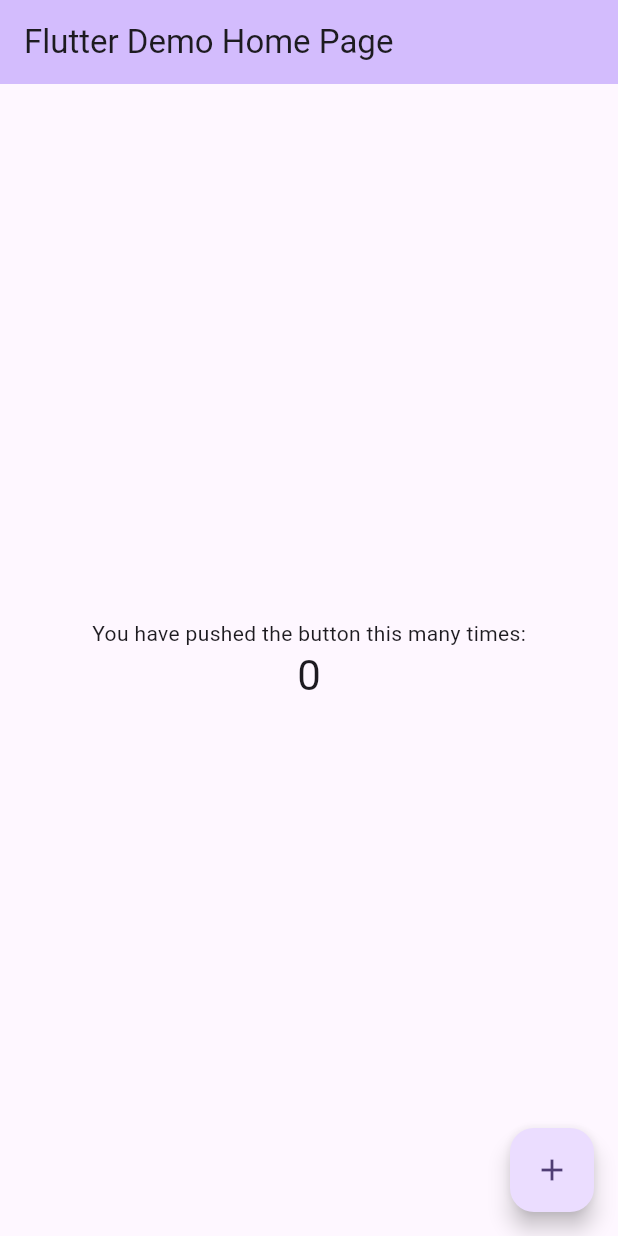
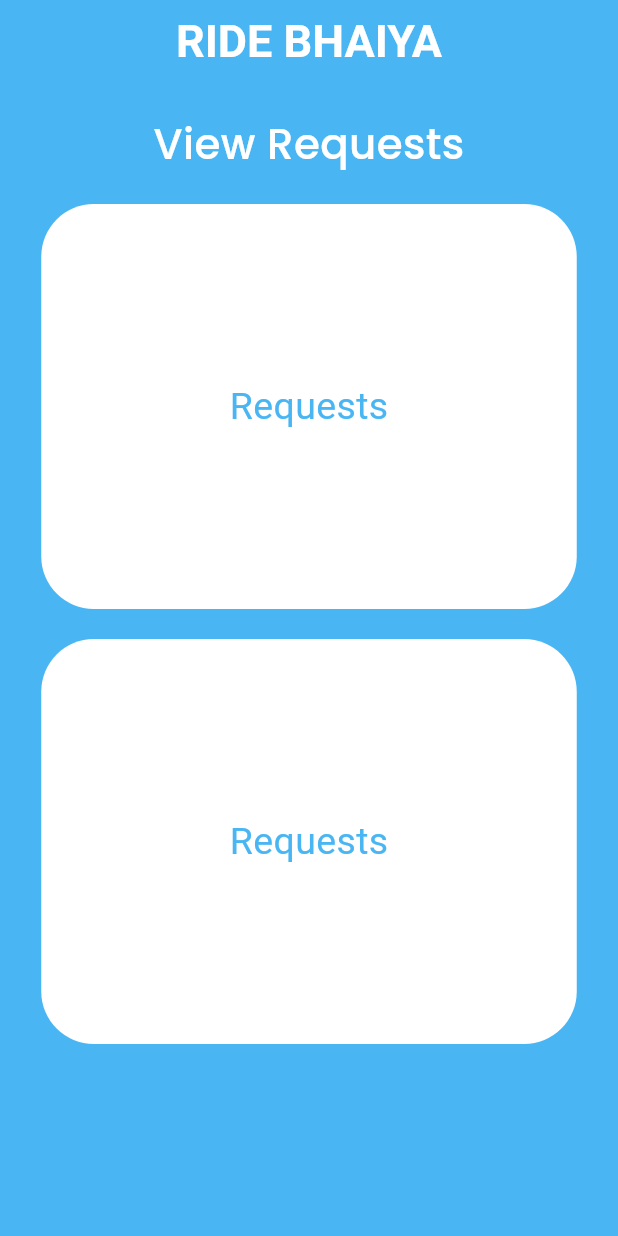
Before and after one commit to NewTab-Technnologies/Ride-Bhaiya, a Flutter app: the screen it shows after launch, on a phone screen of 412 x 824 dp. Run offline on Flutter 3.47's test engine with Material 3 defaults, Android fonts, the phone set to English and light mode, and no system bars.

Commit message:
tested view_req_screen

```diff
--- a/lib/main.dart
+++ b/lib/main.dart
@@ -1,125 +1,14 @@
 import 'package:flutter/material.dart';
+import 'package:ridebhaiya/pages/view_req.dart';
 
 void main() {
-  runApp(const MyApp());
+  runApp( MyApp());
 }
-
 class MyApp extends StatelessWidget {
-  const MyApp({super.key});
-
-  // This widget is the root of your application.
   @override
   Widget build(BuildContext context) {
     return MaterialApp(
-      title: 'Flutter Demo',
-      theme: ThemeData(
-        // This is the theme of your application.
-        //
-        // TRY THIS: Try running your application with "flutter run". You'll see
-        // the application has a purple toolbar. Then, without quitting the app,
-        // try changing the seedColor in the colorScheme below to Colors.green
-        // and then invoke "hot reload" (save your changes or press the "hot
-        // reload" button in a Flutter-supported IDE, or press "r" if you used
-        // the command line to start the app).
-        //
-        // Notice that the counter didn't reset back to zero; the application
-        // state is not lost during the reload. To reset the state, use hot
-        // restart instead.
-        //
-        // This works for code too, not just values: Most code changes can be
-        // tested with just a hot reload.
-        colorScheme: ColorScheme.fromSeed(seedColor: Colors.deepPurple),
-        useMaterial3: true,
-      ),
-      home: const MyHomePage(title: 'Flutter Demo Home Page'),
+      home: ViewRequestsScreen(),
     );
   }
 }
-
-class MyHomePage extends StatefulWidget {
-  const MyHomePage({super.key, required this.title});
-
-  // This widget is the home page of your application. It is stateful, meaning
-  // that it has a State object (defined below) that contains fields that affect
-  // how it looks.
-
-  // This class is the configuration for the state. It holds the values (in this
-  // case the title) provided by the parent (in this case the App widget) and
-  // used by the build method of the State. Fields in a Widget subclass are
-  // always marked "final".
-
-  final String title;
-
-  @override
-  State<MyHomePage> createState() => _MyHomePageState();
-}
-
-class _MyHomePageState extends State<MyHomePage> {
-  int _counter = 0;
-
-  void _incrementCounter() {
-    setState(() {
-      // This call to setState tells the Flutter framework that something has
-      // changed in this State, which causes it to rerun the build method below
-      // so that the display can reflect the updated values. If we changed
-      // _counter without calling setState(), then the build method would not be
-      // called again, and so nothing would appear to happen.
-      _counter++;
-    });
-  }
-
-  @override
-  Widget build(BuildContext context) {
-    // This method is rerun every time setState is called, for instance as done
-    // by the _incrementCounter method above.
-    //
-    // The Flutter framework has been optimized to make rerunning build methods
-    // fast, so that you can just rebuild anything that needs updating rather
-    // than having to individually change instances of widgets.
-    return Scaffold(
-      appBar: AppBar(
-        // TRY THIS: Try changing the color here to a specific color (to
-        // Colors.amber, perhaps?) and trigger a hot reload to see the AppBar
-        // change color while the other colors stay the same.
-        backgroundColor: Theme.of(context).colorScheme.inversePrimary,
-        // Here we take the value from the MyHomePage object that was created by
-        // the App.build method, and use it to set our appbar title.
-        title: Text(widget.title),
-      ),
-      body: Center(
-        // Center is a layout widget. It takes a single child and positions it
-        // in the middle of the parent.
-        child: Column(
-          // Column is also a layout widget. It takes a list of children and
-          // arranges them vertically. By default, it sizes itself to fit its
-          // children horizontally, and tries to be as tall as its parent.
-          //
-          // Column has various properties to control how it sizes itself and
-          // how it positions its children. Here we use mainAxisAlignment to
-          // center the children vertically; the main axis here is the vertical
-          // axis because Columns are vertical (the cross axis would be
-          // horizontal).
-          //
-          // TRY THIS: Invoke "debug painting" (choose the "Toggle Debug Paint"
-          // action in the IDE, or press "p" in the console), to see the
-          // wireframe for each widget.
-          mainAxisAlignment: MainAxisAlignment.center,
-          children: <Widget>[
-            const Text(
-              'You have pushed the button this many times:',
-            ),
-            Text(
-              '$_counter',
-              style: Theme.of(context).textTheme.headlineMedium,
-            ),
-          ],
-        ),
-      ),
-      floatingActionButton: FloatingActionButton(
-        onPressed: _incrementCounter,
-        tooltip: 'Increment',
-        child: const Icon(Icons.add),
-      ), // This trailing comma makes auto-formatting nicer for build methods.
-    );
-  }
-}
--- /dev/null
+++ b/lib/pages/view_req.dart
@@ -0,0 +1,81 @@
+import 'package:flutter/material.dart';
+
+class ViewRequestsScreen extends StatefulWidget {
+  const ViewRequestsScreen({super.key});
+
+  @override
+  State<ViewRequestsScreen> createState() => _ViewRequestsScreenState();
+}
+
+class _ViewRequestsScreenState extends State<ViewRequestsScreen> {
+  @override
+  Widget build(BuildContext context) {
+    return Scaffold(
+        backgroundColor: Color(0xff49B6F3),
+        appBar: AppBar(
+          key: Key('app_bar'),
+          backgroundColor: Color(0xff49B6F3),
+          title: const Center(
+            child: Text(
+              'RIDE BHAIYA',
+              style: TextStyle(
+                color: Colors.white,
+                fontSize: 30.0,
+                fontWeight: FontWeight.bold,
+              ),
+            ),
+          ),
+        ),
+
+        body:SingleChildScrollView(
+          child: Column(
+            children: [
+              SizedBox(height: 20.0),
+              Center(child: Text('View Requests',
+                textAlign: TextAlign.center,
+                style: TextStyle(
+                    color: Colors.white,
+                    fontSize: 28.0,
+                    fontFamily: 'Poppins'
+                ),),
+              ),
+              SizedBox(height: 20.0),
+              Container(
+                width: 357,
+                height: 270,
+                child: Center(
+                  child: Text('Requests',
+                    style: TextStyle(
+                        fontSize: 25.0,
+                        color:Color(0xff49B6F3)
+                    ),),
+                ),
+                decoration: BoxDecoration(
+                    color: Colors.white,
+                    borderRadius: BorderRadius.circular(35.0)
+                ),
+              ),
+              SizedBox(height: 20.0),
+              Container(
+                width: 357,
+                height: 270,
+                child: Center(
+                  child: Text('Requests',
+                    style: TextStyle(
+                        fontSize: 25.0,
+                        color:Color(0xff49B6F3)
+                    ),),
+                ),
+                decoration: BoxDecoration(
+                    color: Colors.white,
+                    borderRadius: BorderRadius.circular(35.0)
+                ),
+              ),
+
+            ],
+          ),
+        )
+
+    );
+  }
+}
```
Also changed, not shown: pubspec.yaml (+5 -12 lines), lib/fonts/Poppins-Medium.ttf (added), 2 other files.
